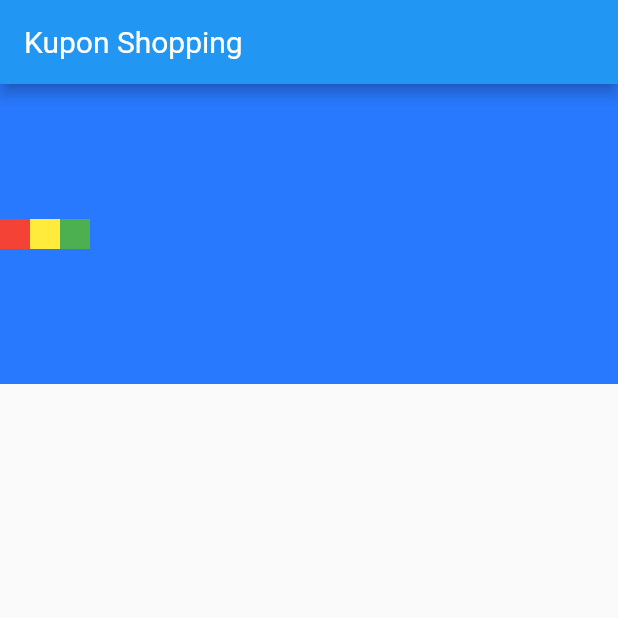
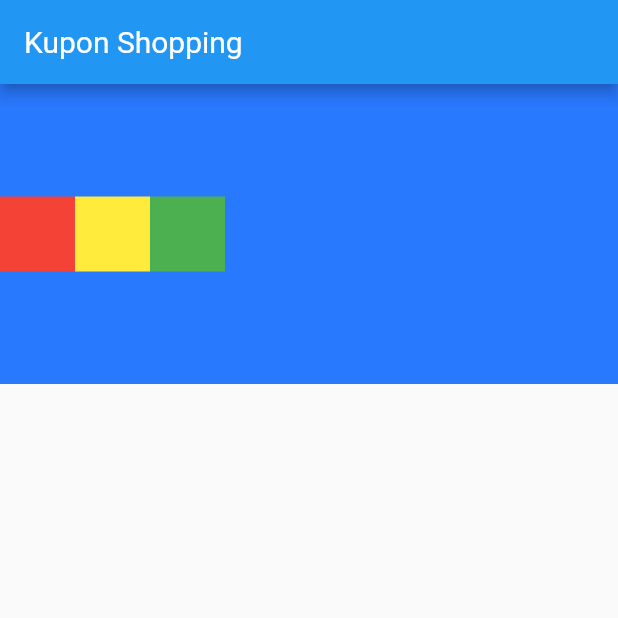
Before and after one commit to rizal282/flutter_course, a Flutter app: the screen it shows after launch, on a phone screen of 412 x 824 dp, the top half of it. Run offline on Flutter 3.47's test engine with Material 2 defaults, Android fonts, the phone set to English and light mode, and no system bars.

Commit message:
up change size container

```diff
--- a/lib/row/layout_row.dart
+++ b/lib/row/layout_row.dart
@@ -16,20 +16,20 @@ class LayoutRow extends StatelessWidget {
         child: Row(
           children: [
             Container(
-              width: 20,
-              height: 20,
+              width: 50,
+              height: 50,
               color: Colors.red,
             ),
 
             Container(
-              width: 20,
-              height: 20,
+              width: 50,
+              height: 50,
               color: Colors.yellow,
             ),
 
             Container(
-              width: 20,
-              height: 20,
+               width: 50,
+              height: 50,
               color: Colors.green,
             ),
           ],
```
